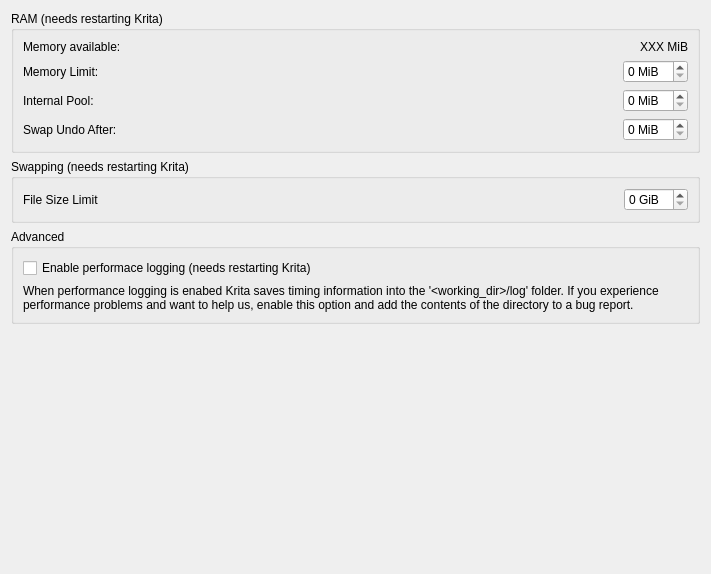
KDE/krita, file krita/ui/forms/wdgperformancesettings.ui: the form before one commit.
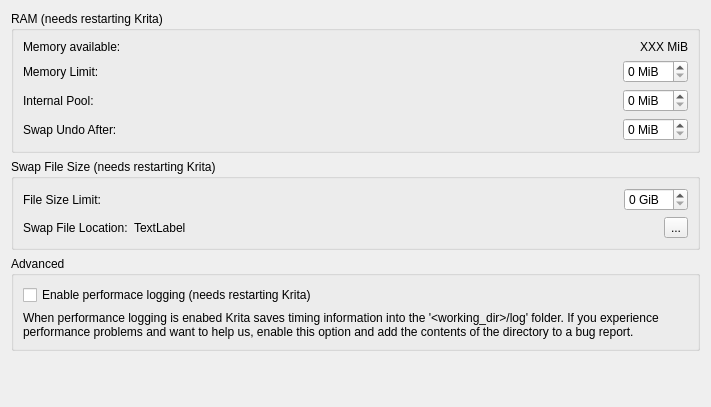
The form after the commit. Custom widgets are drawn as their Qt base class.

Commit message: Make it possible to configure the location of the swap file

Diff of the .ui file:
```diff
--- a/krita/ui/forms/wdgperformancesettings.ui
+++ b/krita/ui/forms/wdgperformancesettings.ui
@@ -7,7 +7,7 @@
     <x>0</x>
     <y>0</y>
     <width>711</width>
-    <height>574</height>
+    <height>407</height>
    </rect>
   </property>
   <layout class="QVBoxLayout" name="verticalLayout_2">
@@ -142,13 +142,13 @@
    <item>
     <widget class="QGroupBox" name="groupBox_2">
      <property name="title">
-      <string>Swapping (needs restarting Krita)</string>
+      <string>Swap File Size (needs restarting Krita)</string>
      </property>
      <layout class="QFormLayout" name="formLayout_2">
       <item row="0" column="0">
        <widget class="QLabel" name="label_6">
         <property name="text">
-         <string>File Size Limit</string>
+         <string>File Size Limit:</string>
         </property>
        </widget>
       </item>
@@ -173,6 +173,40 @@
         </item>
        </layout>
       </item>
+      <item row="1" column="0">
+       <widget class="QLabel" name="label_3">
+        <property name="text">
+         <string>Swap File Location:</string>
+        </property>
+       </widget>
+      </item>
+      <item row="1" column="1">
+       <layout class="QHBoxLayout" name="horizontalLayout_5">
+        <item>
+         <widget class="QLabel" name="lblSwapFileLocation">
+          <property name="sizePolicy">
+           <sizepolicy hsizetype="MinimumExpanding" vsizetype="Preferred">
+            <horstretch>0</horstretch>
+            <verstretch>0</verstretch>
+           </sizepolicy>
+          </property>
+          <property name="text">
+           <string>TextLabel</string>
+          </property>
+         </widget>
+        </item>
+        <item>
+         <widget class="QToolButton" name="bnSwapFile">
+          <property name="toolTip">
+           <string>Select the location where Krita writes its swap files.</string>
+          </property>
+          <property name="text">
+           <string>...</string>
+          </property>
+         </widget>
+        </item>
+       </layout>
+      </item>
      </layout>
     </widget>
    </item>
```
Left out of the diff: 6 changed lines with no effect on the pictures. The commit also changes 4 other files.
